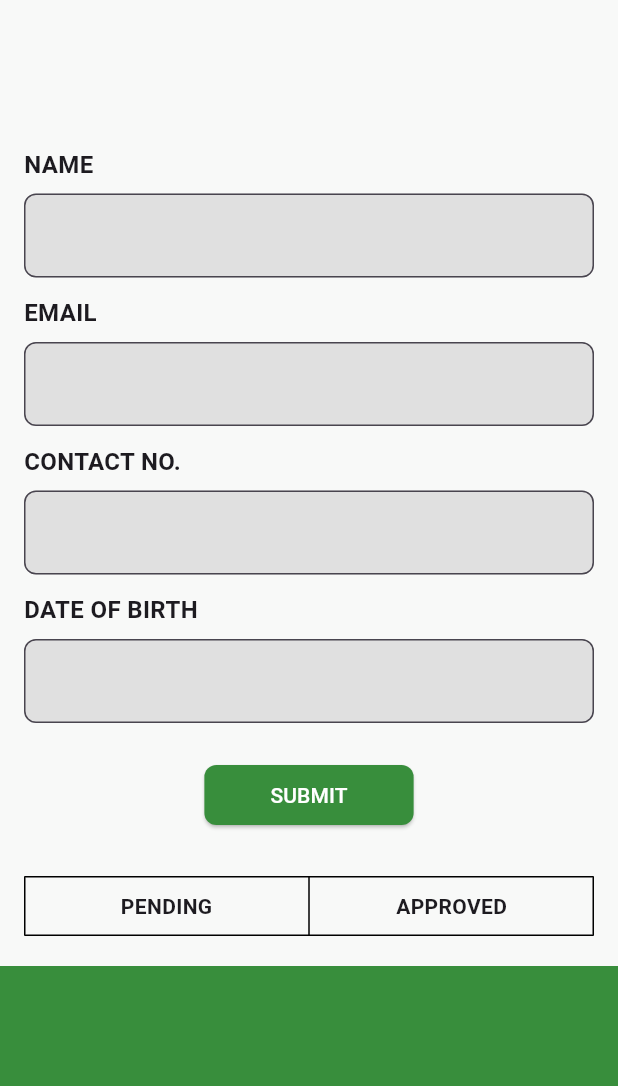
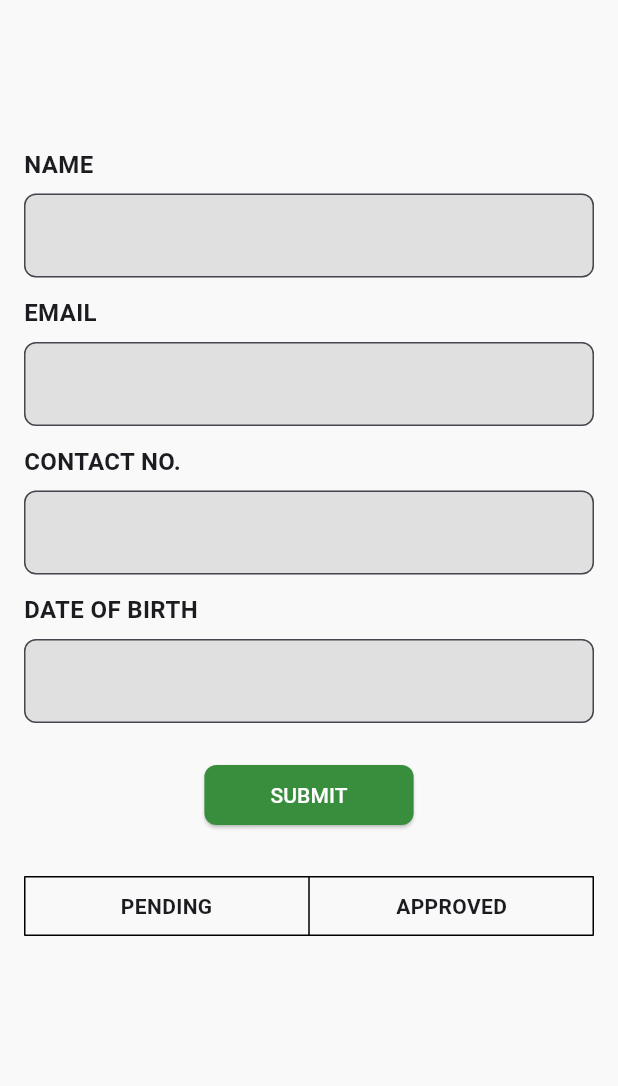
Before and after one commit to JanssenGundran/lifelineflutter, a Flutter app: the FormScreen screen opened directly with empty values, on a phone screen of 412 x 824 dp, the part 150-1236 px from its top. Run offline on Flutter 3.47's test engine with Material 3 defaults, Android fonts, the phone set to English and light mode, and no system bars.

Commit message:
Update streetsweeper.dart

```diff
--- a/lib/streetsweeper.dart
+++ b/lib/streetsweeper.dart
@@ -8,14 +8,12 @@ class FormScreen extends StatefulWidget {
   final Function(Map<String, String>) onApply;
   final List<Map<String, String>> pendingApplications;
   final List<Map<String, String>> approvedApplications;
-  final Function(Map<String, String>) onHire;
 
   FormScreen({
     required this.jobTitle,
     required this.onApply,
     required this.pendingApplications,
     required this.approvedApplications,
-    required this.onHire,
   });
 
   @override
@@ -149,19 +147,12 @@ class _FormScreenState extends State<FormScreen> {
                   ...widget.pendingApplications
                       .map((application) => TableRow(children: [
                             _buildTableCell(application['name'] ?? ''),
-                            Padding(
-                              padding: EdgeInsets.all(10),
-                              child: ElevatedButton(
-                                  onPressed: () {
-                                    widget.onHire(application);
-                                  },
-                                  child: Text("Hire")),
-                            )
+                            _buildTableCell(''),
                           ]))
                       .toList(),
                   ...widget.approvedApplications
                       .map((application) => TableRow(children: [
-                            _buildTableCell(""),
+                            _buildTableCell(''),
                             _buildTableCell(application['name'] ?? ''),
                           ]))
                       .toList(),
@@ -169,14 +160,6 @@ class _FormScreenState extends State<FormScreen> {
               ),
             ],
           ),
-        ),
-      ),
-      bottomNavigationBar: BottomAppBar(
-        color: Colors.green[700],
-        shape: CircularNotchedRectangle(),
-        child: Row(
-          mainAxisAlignment: MainAxisAlignment.spaceAround,
-          children: [],
         ),
       ),
     );
```
